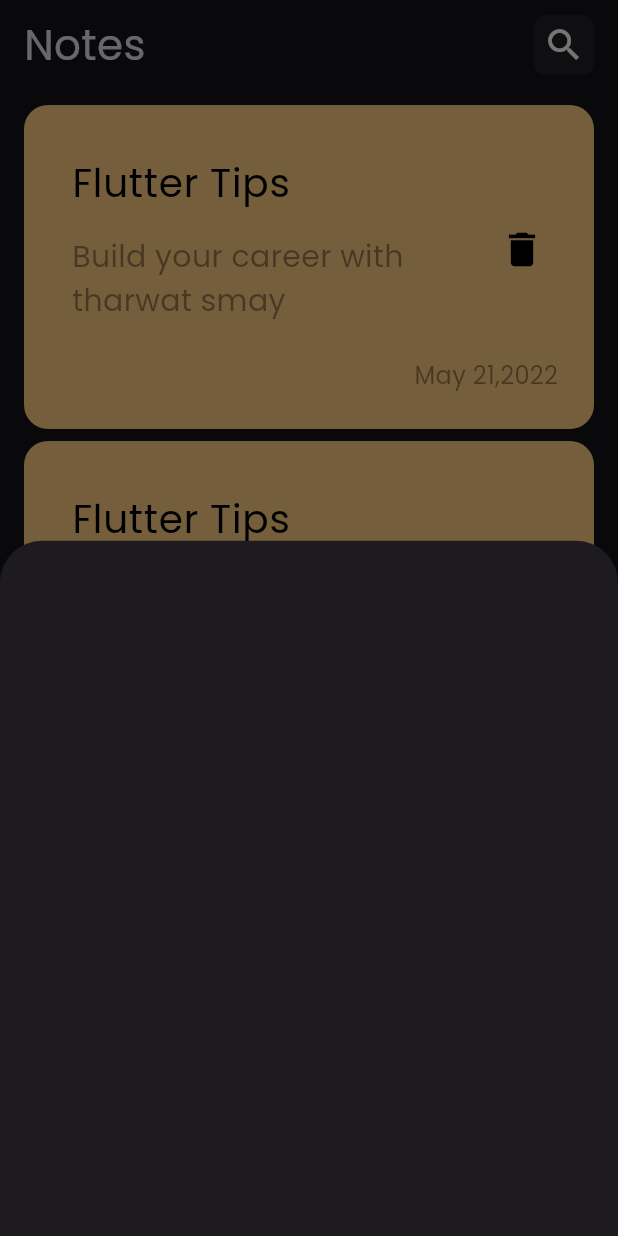
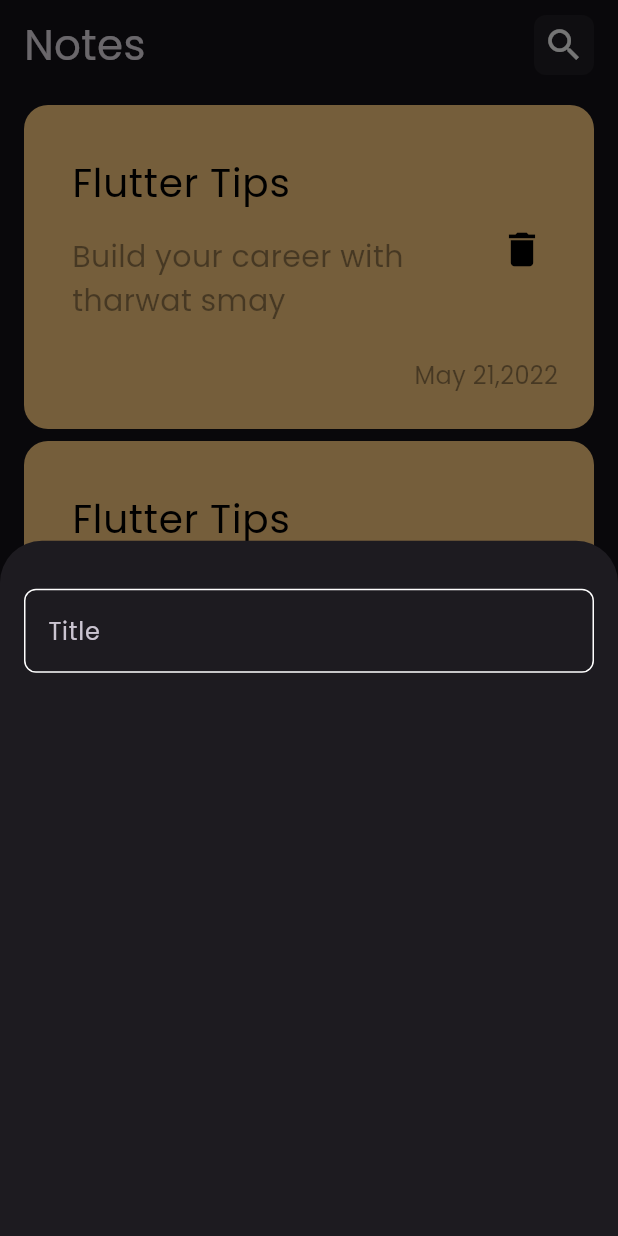
Before and after one commit to boudy14/notes_app, a Flutter app: the screen it shows after launch, after a tap on the "add" icon, on a phone screen of 412 x 824 dp. Run offline on Flutter 3.47's test engine with Material 3 defaults, Android fonts, the phone set to English and light mode, and no system bars.

Commit message:
create custom textfeild

```diff
--- a/lib/views/notes_view.dart
+++ b/lib/views/notes_view.dart
@@ -1,5 +1,6 @@
 import 'package:flutter/material.dart';
-import 'package:npte_app/views/widgets/ad_note_buttom_sheet.dart';
+import 'package:npte_app/views/widgets/add_note_buttom_sheet.dart';
+import 'package:npte_app/views/widgets/constants.dart';
 import 'package:npte_app/views/widgets/notes_view_body.dart';
 
 class NotesView extends StatelessWidget {
@@ -18,6 +19,10 @@
           );
         },
         child: Icon(Icons.add),
+        backgroundColor: kPrimaryColor,
+        shape: RoundedRectangleBorder(
+          borderRadius: BorderRadiusGeometry.circular(24),
+        ),
       ),
       body: NotesViewBody(),
     );
--- a/lib/views/widgets/ad_note_buttom_sheet.dart
+++ /dev/null
@@ -1,10 +0,0 @@
-import 'package:flutter/material.dart';
-
-class AddNoteButtomSheet extends StatelessWidget {
-  const AddNoteButtomSheet({super.key});
-
-  @override
-  Widget build(BuildContext context) {
-    return Container();
-  }
-}
--- /dev/null
+++ b/lib/views/widgets/add_note_buttom_sheet.dart
@@ -0,0 +1,14 @@
+import 'package:flutter/material.dart';
+import 'package:npte_app/views/widgets/custom_texxtfield.dart';
+
+class AddNoteButtomSheet extends StatelessWidget {
+  const AddNoteButtomSheet({super.key});
+
+  @override
+  Widget build(BuildContext context) {
+    return Padding(
+      padding: const EdgeInsets.symmetric(horizontal: 16),
+      child: Column(children: [SizedBox(height: 32), CustomTexxtfield()]),
+    );
+  }
+}
--- /dev/null
+++ b/lib/views/widgets/constants.dart
@@ -0,0 +1,3 @@
+import 'package:flutter/material.dart';
+
+const kPrimaryColor = Color(0xff62FCCD7);
--- /dev/null
+++ b/lib/views/widgets/custom_texxtfield.dart
@@ -0,0 +1,27 @@
+import 'package:flutter/material.dart';
+import 'package:npte_app/views/widgets/constants.dart';
+
+class CustomTexxtfield extends StatelessWidget {
+  const CustomTexxtfield({super.key});
+
+  @override
+  Widget build(BuildContext context) {
+    return TextField(
+      cursorColor: kPrimaryColor,
+      decoration: InputDecoration(
+        hintText: 'Title',
+
+        border: buildBorder(),
+        enabledBorder: buildBorder(),
+        focusedBorder: buildBorder(kPrimaryColor),
+      ),
+    );
+  }
+
+  OutlineInputBorder buildBorder([color]) {
+    return OutlineInputBorder(
+      borderRadius: BorderRadius.circular(8),
+      borderSide: BorderSide(color: color ?? Colors.white),
+    );
+  }
+}
```
